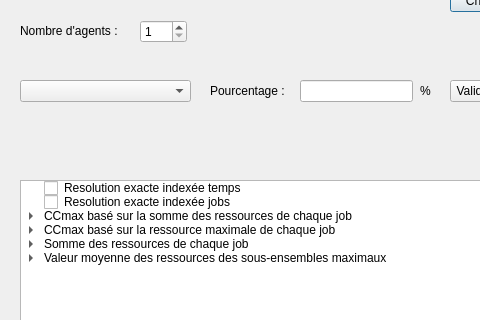
Old version of the form PRDOrdonancement/resolutioninstance.ui in the repository pierrefervault/PRDOrdonancement; both pictures show x 0 to 480 and y 140 to 460 of the 588 by 580 pixel window.
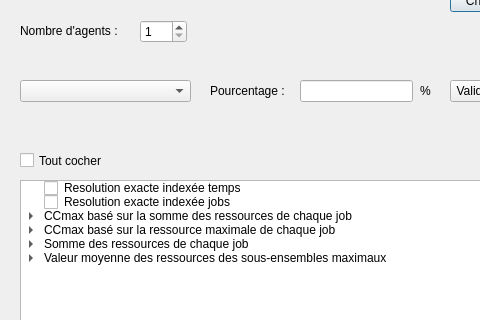
New version of the form.

Patch:
```diff
--- a/PRDOrdonancement/resolutioninstance.ui
+++ b/PRDOrdonancement/resolutioninstance.ui
@@ -342,6 +342,19 @@
     <string>Valider Pourcentage</string>
    </property>
   </widget>
+  <widget class="QCheckBox" name="toutCocherCheckBox">
+   <property name="geometry">
+    <rect>
+     <x>20</x>
+     <y>290</y>
+     <width>101</width>
+     <height>21</height>
+    </rect>
+   </property>
+   <property name="text">
+    <string>Tout cocher</string>
+   </property>
+  </widget>
  </widget>
  <resources/>
  <connections/>
```
